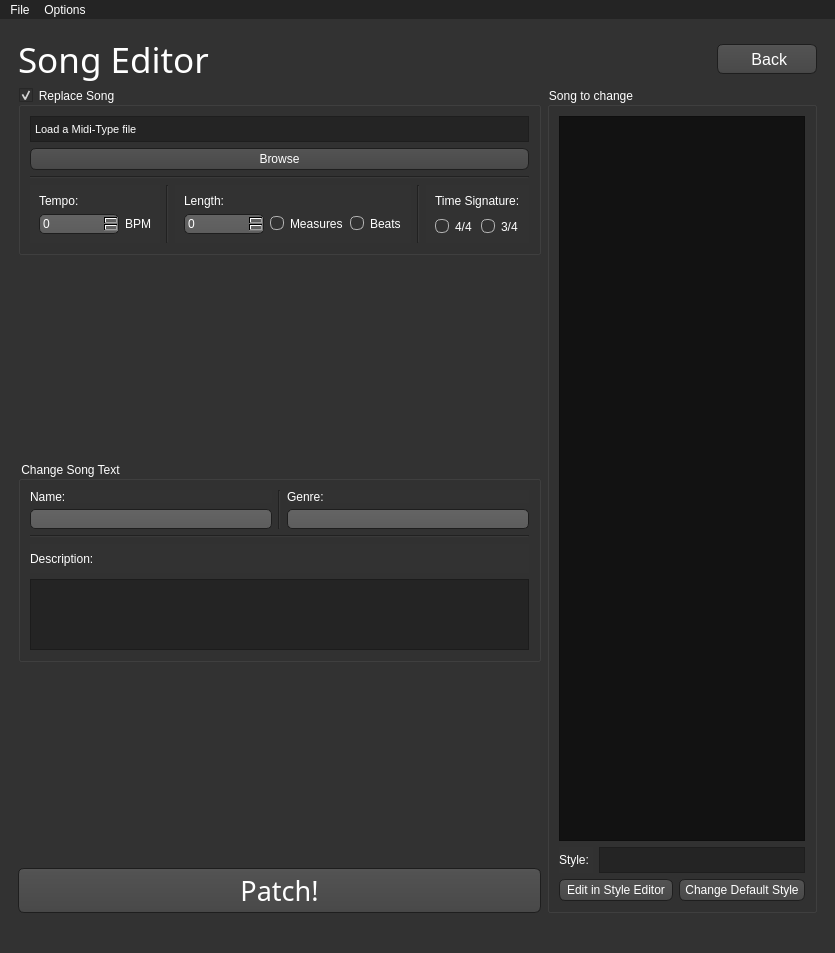
Old version of the form WiiMusicPlus.ui in the repository BenjaminHalko/WiiMusicEditorPlus.
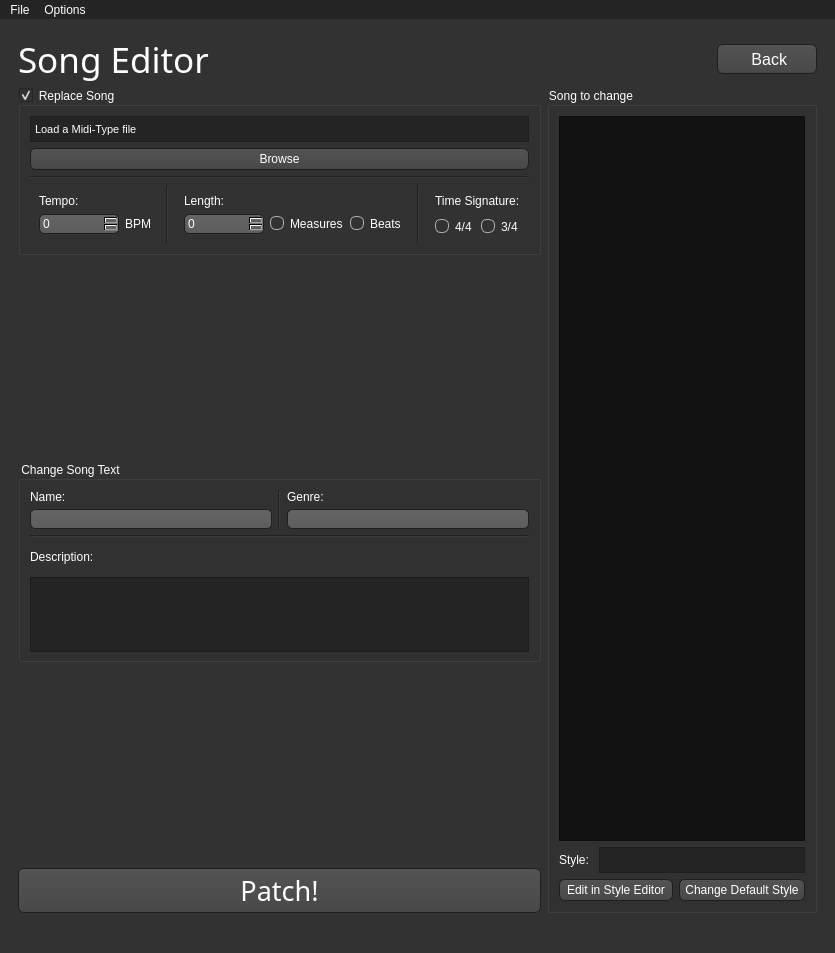
New version of the form. The open tabs and pages were chosen to show the change. Icons and pictures are not drawn.

The edit to the form file:
```diff
--- a/WiiMusicPlus.ui
+++ b/WiiMusicPlus.ui
@@ -1949,7 +1949,7 @@
                  <property name="minimumSize">
                   <size>
                    <width>0</width>
-                   <height>71</height>
+                   <height>75</height>
                   </size>
                  </property>
                  <property name="maximumSize">
```
